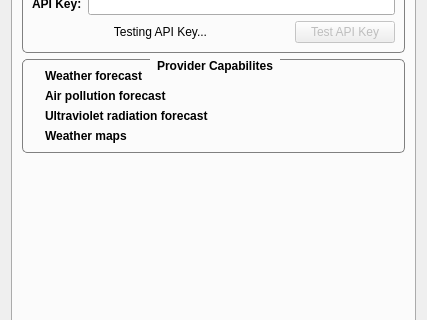
Before: the Qt Designer form ConfigurationDialog.ui in FelixdelasPozas/TrayWeather, drawn with Qt 5; both pictures show x 0 to 427 and y 125 to 445 of the 427 by 571 pixel window.
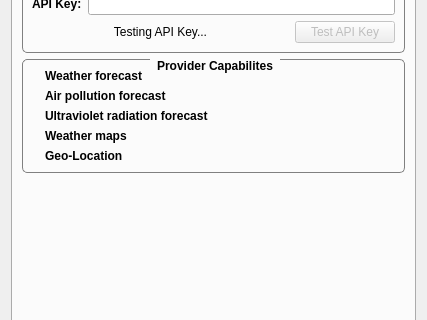
After: the same form once the commit is applied. The open tabs and pages were chosen to show the change. Icons and pictures are not drawn. Custom widgets are drawn as their Qt base class.

Commit message: Restore UV code and widgets. Adapt location finder dialog to use provider.

What changed in the file:
```diff
--- a/ConfigurationDialog.ui
+++ b/ConfigurationDialog.ui
@@ -963,6 +963,38 @@
             </property>
            </widget>
           </item>
+          <item row="4" column="1">
+           <widget class="QLabel" name="label_6">
+            <property name="font">
+             <font>
+              <weight>75</weight>
+              <bold>true</bold>
+             </font>
+            </property>
+            <property name="text">
+             <string>Geo-Location</string>
+            </property>
+           </widget>
+          </item>
+          <item row="4" column="0">
+           <widget class="QLabel" name="m_locationCheck">
+            <property name="maximumSize">
+             <size>
+              <width>16</width>
+              <height>16</height>
+             </size>
+            </property>
+            <property name="text">
+             <string/>
+            </property>
+            <property name="pixmap">
+             <pixmap resource="rsc/resources.qrc">:/TrayWeather/no-cross.svg</pixmap>
+            </property>
+            <property name="scaledContents">
+             <bool>true</bool>
+            </property>
+           </widget>
+          </item>
          </layout>
         </widget>
        </item>
```
Left out of the diff: 2 changed lines with no effect on the pictures. The commit also changes 14 other files.
